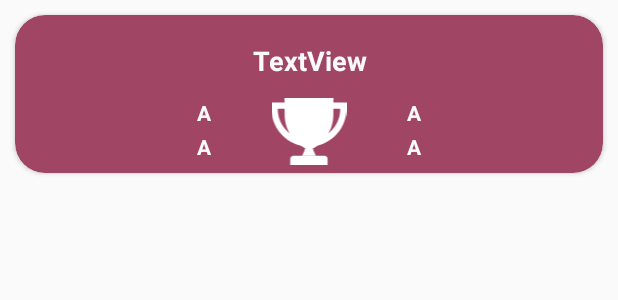
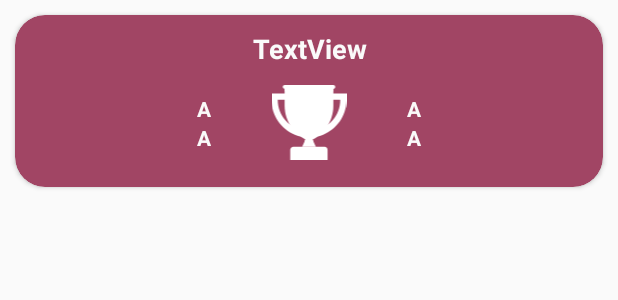
Before and after one commit to DavidMariB/Manguima, an Android app: the layout cv_torneo.xml on its own in the app's theme, with its tools: preview values and no code run, on a phone screen of 412 x 824 dp. Shown: the top 300 px of the screen. Run offline under Robolectric (Android 15) with nearby library versions, the phone set to English and light mode, and no system bars.

Commit message:
"Torneos empezado"

```diff
--- a/app/src/main/java/com/dmb/testriotapi/Adapters/TorneosAdapter.java
+++ b/app/src/main/java/com/dmb/testriotapi/Adapters/TorneosAdapter.java
@@ -30,7 +30,7 @@ public class TorneosAdapter extends RecyclerView.Adapter<TorneosAdapter.TorneoVi
     @Override
     public TorneosAdapter.TorneoViewHolder onCreateViewHolder(ViewGroup viewGroup, int i) {
         View v = LayoutInflater.from(viewGroup.getContext())
-                .inflate(R.layout.cv_post, viewGroup, false);
+                .inflate(R.layout.cv_torneo, viewGroup, false);
         v.setOnClickListener(this);
         return new TorneosAdapter.TorneoViewHolder(v);
     }
@@ -53,7 +53,7 @@ public class TorneosAdapter extends RecyclerView.Adapter<TorneosAdapter.TorneoVi
 
         public TorneoViewHolder(View v) {
             super(v);
-            txt_titulo = (TextView) v.findViewById(R.id.txt_mensaje);
+            txt_titulo = (TextView) v.findViewById(R.id.txt_titulo);
             txt_p1 = (TextView) v.findViewById(R.id.txt_p1);
             txt_p2 = (TextView) v.findViewById(R.id.txt_p2);
             txt_p3 = (TextView) v.findViewById(R.id.txt_p3);
--- a/app/src/main/res/layout/cv_torneo.xml
+++ b/app/src/main/res/layout/cv_torneo.xml
@@ -22,20 +22,20 @@
             <LinearLayout
                 android:layout_width="match_parent"
                 android:layout_height="match_parent"
-                android:layout_marginTop="5dp"
                 android:layout_weight="1"
                 android:orientation="vertical">
 
                 <LinearLayout
                     android:layout_width="match_parent"
                     android:layout_height="match_parent"
-                    android:layout_weight="1"
+                    android:layout_weight="2"
                     android:orientation="horizontal">
 
                     <TextView
                         android:id="@+id/txt_titulo"
                         android:layout_width="match_parent"
-                        android:layout_height="match_parent"
+                        android:layout_height="wrap_content"
+                        android:layout_marginTop="10dp"
                         android:layout_weight="5"
                         android:gravity="center_vertical|center"
                         android:text="TextView"
@@ -49,7 +49,7 @@
                 <LinearLayout
                     android:layout_width="match_parent"
                     android:layout_height="match_parent"
-                    android:layout_marginBottom="5dp"
+                    android:layout_marginBottom="10dp"
                     android:layout_weight="1"
                     android:gravity="center_vertical|center_horizontal"
                     android:orientation="horizontal"
@@ -66,7 +66,7 @@
                             android:layout_width="match_parent"
                             android:layout_height="match_parent"
                             android:layout_weight="1"
-                            android:foregroundGravity="center"
+                            android:gravity="bottom"
                             android:text="A"
                             android:textAlignment="viewEnd"
                             android:textColor="@color/white"
@@ -108,6 +108,7 @@
                             android:layout_height="match_parent"
                             android:layout_weight="1"
                             android:foregroundGravity="center"
+                            android:gravity="bottom"
                             android:text="A"
                             android:textAlignment="viewStart"
                             android:textColor="@color/white"
--- a/app/src/main/res/layout/fragment_fragment_dyn_torneos.xml
+++ b/app/src/main/res/layout/fragment_fragment_dyn_torneos.xml
@@ -20,6 +20,7 @@
             android:src="@drawable/tournaments" />
 
         <android.support.v7.widget.RecyclerView
+            android:id="@+id/rv_Torneo"
             android:layout_width="match_parent"
             android:layout_height="match_parent" />
     </LinearLayout>
```
Also changed, not shown: app/src/main/java/com/dmb/testriotapi/Fragments/FragmentDynTorneos.java (+58 -28 lines).
